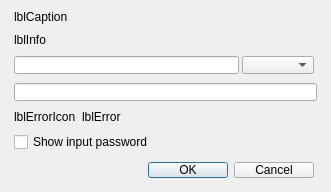
This is src/plugins/gateways/addlegacyaccountdialog.ui in silvansky/Contacts as Qt 5 draws it before an edit. The edited form follows.
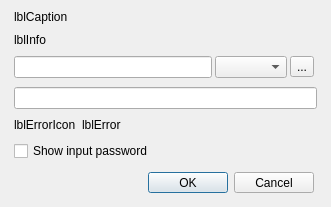
This is the edited form.

```diff
--- a/src/plugins/gateways/addlegacyaccountdialog.ui
+++ b/src/plugins/gateways/addlegacyaccountdialog.ui
@@ -7,7 +7,7 @@
     <x>0</x>
     <y>0</y>
     <width>331</width>
-    <height>192</height>
+    <height>207</height>
    </rect>
   </property>
   <property name="sizePolicy">
@@ -75,6 +75,19 @@
      <item>
       <widget class="QComboBox" name="cmbDomains"/>
      </item>
+     <item>
+      <widget class="QToolButton" name="tlbDomains">
+       <property name="text">
+        <string>...</string>
+       </property>
+       <property name="popupMode">
+        <enum>QToolButton::InstantPopup</enum>
+       </property>
+       <property name="toolButtonStyle">
+        <enum>Qt::ToolButtonTextOnly</enum>
+       </property>
+      </widget>
+     </item>
     </layout>
    </item>
    <item>
```
